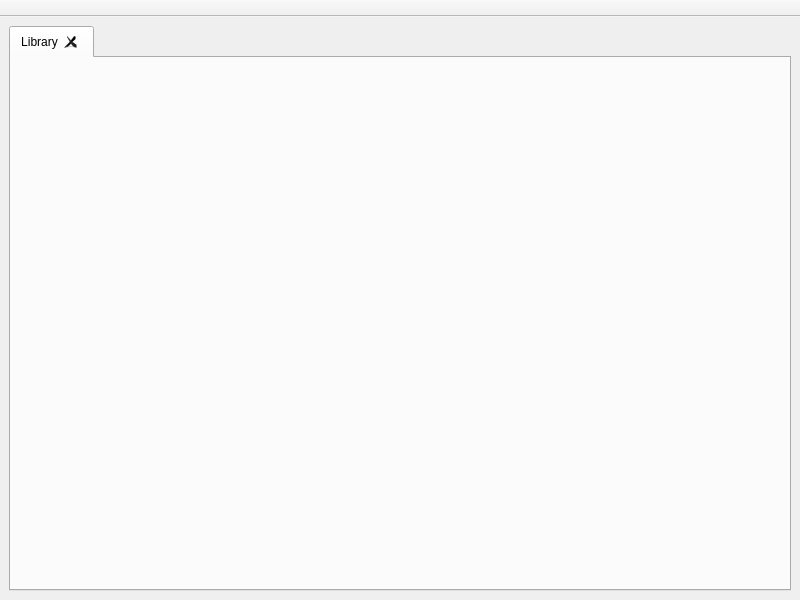
First picture: the form in resources/main.ui, repository BasioMeusPuga/Lector, before the edit.
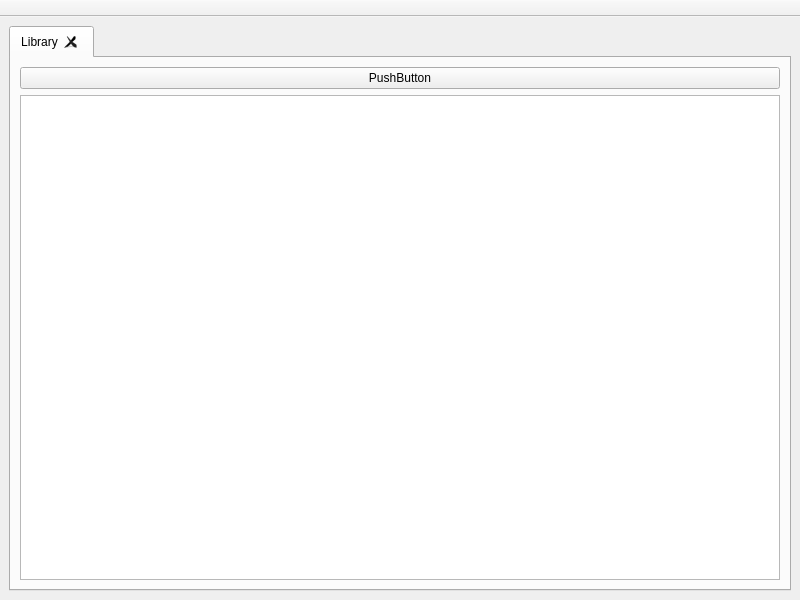
Second picture: the form after the edit.

The edit to the form file:
```diff
--- a/resources/main.ui
+++ b/resources/main.ui
@@ -31,7 +31,18 @@
          </attribute>
          <layout class="QGridLayout" name="gridLayout_2">
           <item row="0" column="0">
-           <layout class="QVBoxLayout" name="verticalLayout"/>
+           <layout class="QVBoxLayout" name="verticalLayout">
+            <item>
+             <widget class="QPushButton" name="pushButton">
+              <property name="text">
+               <string>PushButton</string>
+              </property>
+             </widget>
+            </item>
+            <item>
+             <widget class="QTextEdit" name="textEdit"/>
+            </item>
+           </layout>
           </item>
          </layout>
         </widget>
```
